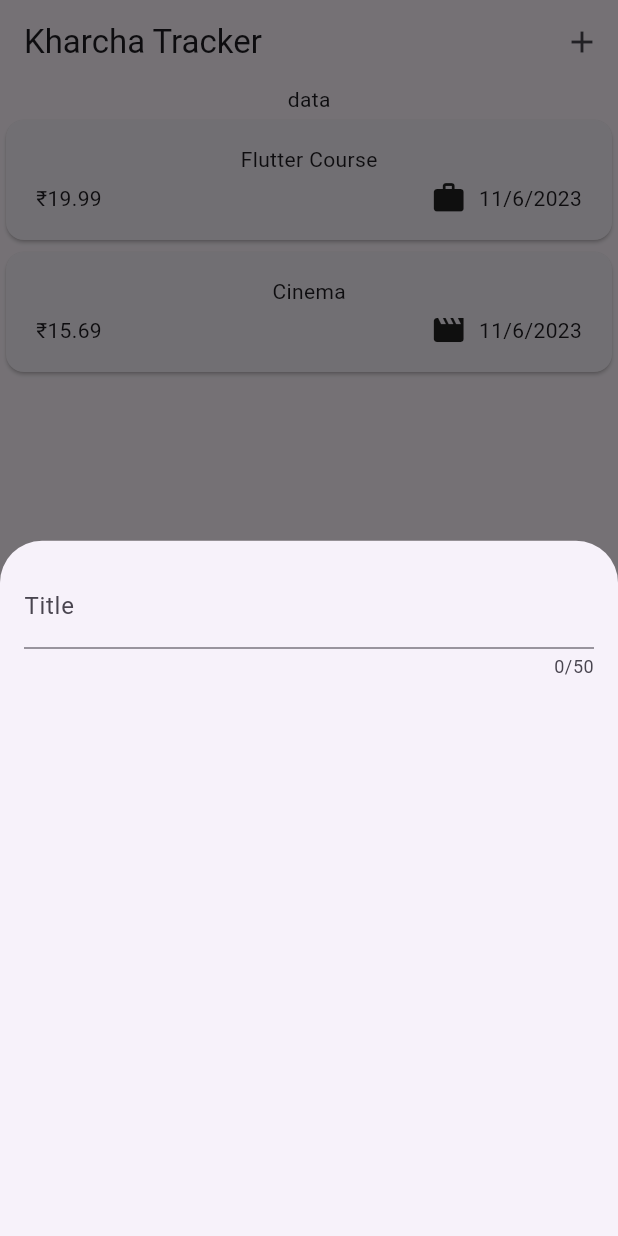
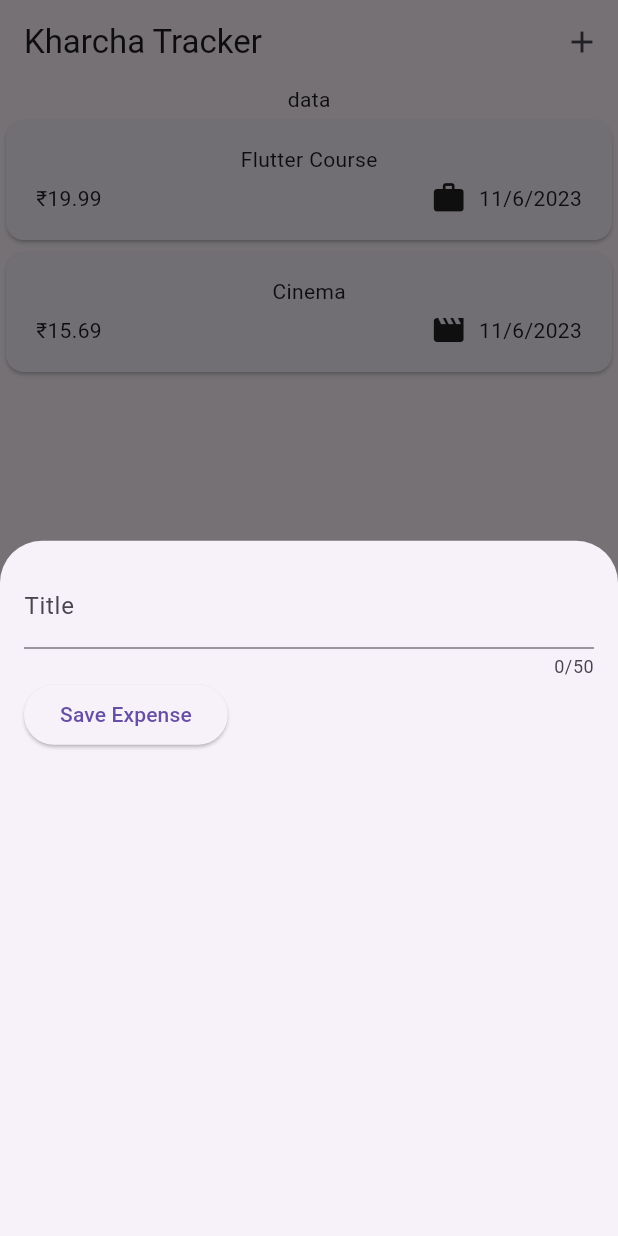
Before and after one commit to AdityaWerma/expense-tracker-app, a Flutter app: the screen it shows after launch, after a tap on the "add" icon, on a phone screen of 412 x 824 dp. Run offline on Flutter 3.47's test engine with Material 2 defaults, Android fonts, the phone set to English and light mode, and no system bars.

Commit message:
added button to save the input of user

```diff
--- a/lib/Widget/expenses_list/new_expense.dart
+++ b/lib/Widget/expenses_list/new_expense.dart
@@ -10,17 +10,30 @@ class NewExpense extends StatefulWidget {
 }
 
 class _NewExpense extends State<NewExpense> {
+  var _enteredTitle = '';
+
+  void _saveTitleInput(String inputValue) {
+    _enteredTitle = inputValue;
+  }
+
   @override
   Widget build(BuildContext context) {
-    return const Padding(
-      padding: EdgeInsets.all(16),
+    return Padding(
+      padding: const EdgeInsets.all(16),
       child: Column(
         children: [
           TextField(
+            onChanged: _saveTitleInput,
             maxLength: 50,
-            decoration: InputDecoration(
-              label: Text("Title")
-            ),
+            decoration: const InputDecoration(label: Text("Title")),
+          ),
+          Row(
+            children: [
+              ElevatedButton(
+                onPressed: () {},
+                child: const Text('Save Expense'),
+              ),
+            ],
           ),
         ],
       ),
```
